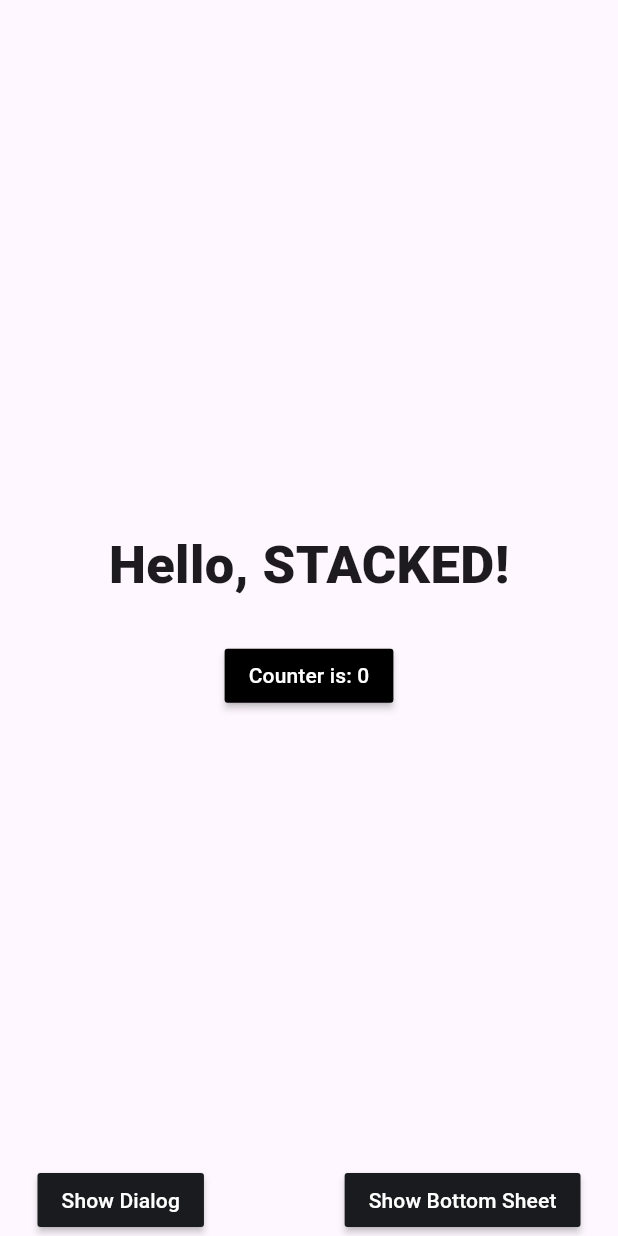
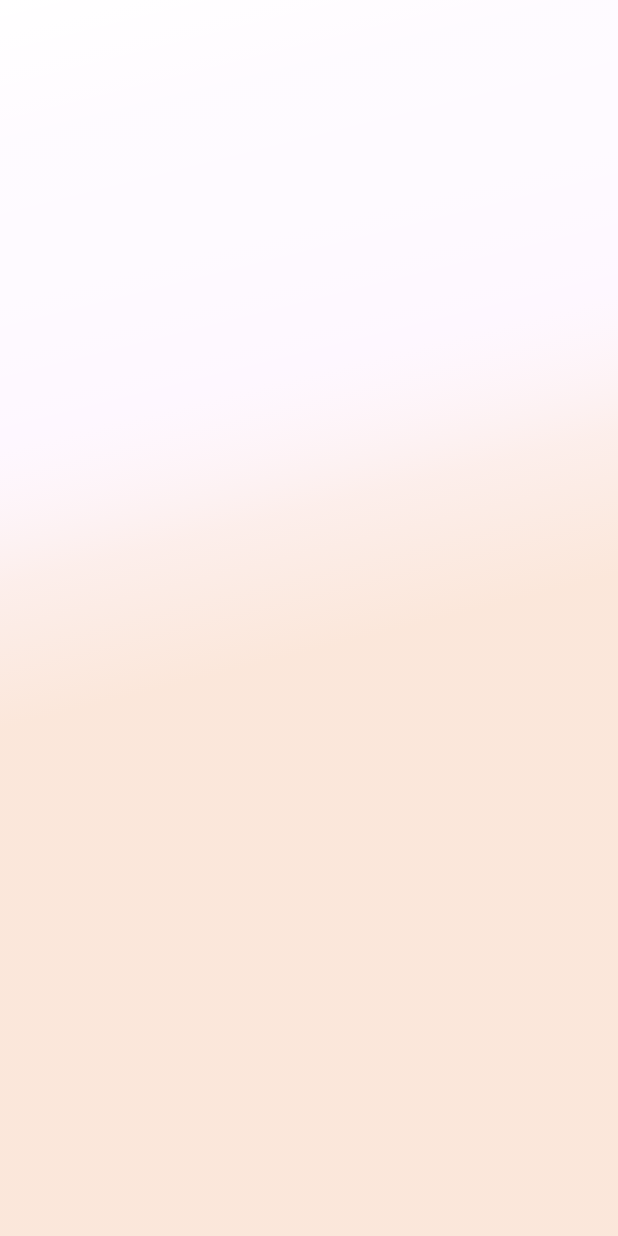
Before and after one commit to Sixtus6/real-estate-app, a Flutter app: the screen it shows after launch, on a phone screen of 412 x 824 dp. Run offline on Flutter 3.47's test engine with Material 3 defaults, Android fonts, the phone set to English and light mode, and no system bars; our stand-ins replace stacked, stacked_services, stacked_shared.

Commit message:
add the linear gradient background

```diff
--- a/lib/main.dart
+++ b/lib/main.dart
@@ -19,7 +19,8 @@ class MainApp extends StatelessWidget {
   @override
   Widget build(BuildContext context) {
     return MaterialApp(
-      initialRoute: Routes.startupView,
+      debugShowCheckedModeBanner: false,
+      initialRoute: Routes.homeView,
       onGenerateRoute: StackedRouter().onGenerateRoute,
       navigatorKey: StackedService.navigatorKey,
       navigatorObservers: [
--- a/lib/ui/bottom_sheets/notice/notice_sheet.dart
+++ b/lib/ui/bottom_sheets/notice/notice_sheet.dart
@@ -41,7 +41,7 @@ class NoticeSheet extends StackedView<NoticeSheetModel> {
           verticalSpaceTiny,
           Text(
             request.description!,
-            style: const TextStyle(fontSize: 14, color: kcMediumGrey),
+            style: const TextStyle(fontSize: 14, color: Appcolor.kcMediumGrey),
             maxLines: 3,
             softWrap: true,
           ),
--- a/lib/ui/common/app_colors.dart
+++ b/lib/ui/common/app_colors.dart
@@ -1,9 +1,13 @@
 import 'package:flutter/material.dart';
 
-const Color kcPrimaryColor = Color(0xFF9600FF);
-const Color kcPrimaryColorDark = Color(0xFF300151);
-const Color kcDarkGreyColor = Color(0xFF1A1B1E);
-const Color kcMediumGrey = Color(0xFF474A54);
-const Color kcLightGrey = Color.fromARGB(255, 187, 187, 187);
-const Color kcVeryLightGrey = Color(0xFFE3E3E3);
-const Color kcBackgroundColor = kcDarkGreyColor;
+class Appcolor {
+  static const Color kcPrimaryColor = Color(0xFF9600FF);
+  static const Color kcPrimaryColorDark = Color(0xFF300151);
+  static const Color kcDarkGreyColor = Color(0xFF1A1B1E);
+  static const Color kcMediumGrey = Color(0xFF474A54);
+  static const Color kcLightGrey = Color.fromARGB(255, 187, 187, 187);
+  static const Color kcVeryLightGrey = Color(0xFFE3E3E3);
+  static const Color kcBackgroundColor = kcDarkGreyColor;
+  static const Color primary = Color(0xFFefa23d);
+  static const Color white = Colors.white;
+}
--- a/lib/ui/common/app_strings.dart
+++ b/lib/ui/common/app_strings.dart
@@ -1,3 +1 @@
 const String ksHomeBottomSheetTitle = 'Build Great Apps!';
-const String ksHomeBottomSheetDescription =
-    'Stacked is built to help you build better apps. Give us a chance and we\'ll prove it to you. Check out stacked.filledstacks.com to learn more';
--- a/lib/ui/dialogs/info_alert/info_alert_dialog.dart
+++ b/lib/ui/dialogs/info_alert/info_alert_dialog.dart
@@ -48,8 +48,8 @@ class InfoAlertDialog extends StackedView<InfoAlertDialogModel> {
                       verticalSpaceTiny,
                       Text(
                         request.description!,
-                        style:
-                            const TextStyle(fontSize: 14, color: kcMediumGrey),
+                        style: const TextStyle(
+                            fontSize: 14, color: Appcolor.kcMediumGrey),
                         maxLines: 3,
                         softWrap: true,
                       ),
--- a/lib/ui/views/home/home_view.dart
+++ b/lib/ui/views/home/home_view.dart
@@ -15,65 +15,26 @@ class HomeView extends StackedView<HomeViewModel> {
     Widget? child,
   ) {
     return Scaffold(
-      body: SafeArea(
-        child: Padding(
-          padding: const EdgeInsets.symmetric(horizontal: 25.0),
-          child: Center(
-            child: Column(
-              mainAxisSize: MainAxisSize.max,
-              mainAxisAlignment: MainAxisAlignment.spaceBetween,
-              children: [
-                verticalSpaceLarge,
-                Column(
-                  children: [
-                    const Text(
-                      'Hello, STACKED!',
-                      style: TextStyle(
-                        fontSize: 35,
-                        fontWeight: FontWeight.w900,
-                      ),
-                    ),
-                    verticalSpaceMedium,
-                    MaterialButton(
-                      color: Colors.black,
-                      onPressed: viewModel.incrementCounter,
-                      child: Text(
-                        viewModel.counterLabel,
-                        style: const TextStyle(color: Colors.white),
-                      ),
-                    ),
-                  ],
-                ),
-                Row(
-                  mainAxisAlignment: MainAxisAlignment.spaceBetween,
-                  children: [
-                    MaterialButton(
-                      color: kcDarkGreyColor,
-                      onPressed: viewModel.showDialog,
-                      child: const Text(
-                        'Show Dialog',
-                        style: TextStyle(
-                          color: Colors.white,
-                        ),
-                      ),
-                    ),
-                    MaterialButton(
-                      color: kcDarkGreyColor,
-                      onPressed: viewModel.showBottomSheet,
-                      child: const Text(
-                        'Show Bottom Sheet',
-                        style: TextStyle(
-                          color: Colors.white,
-                        ),
-                      ),
-                    ),
-                  ],
-                )
+      body: Container(
+          child: Center(),
+          decoration: BoxDecoration(
+            gradient: LinearGradient(
+              begin: Alignment.topLeft,
+              end: Alignment.bottomCenter,
+              colors: [
+                Appcolor.white,
+                Appcolor.white.withOpacity(0.47),
+                Appcolor.white.withOpacity(0.4),
+                Appcolor.white.withOpacity(0.04),
+                Appcolor.primary.withOpacity(0.1),
+                Appcolor.primary.withOpacity(0.19),
+                Appcolor.primary.withOpacity(0.19),
+                Appcolor.primary.withOpacity(0.19),
+                Appcolor.primary.withOpacity(0.19),
+                Appcolor.primary.withOpacity(0.19),
               ],
             ),
-          ),
-        ),
-      ),
+          )),
     );
   }
 
--- a/lib/ui/views/home/home_viewmodel.dart
+++ b/lib/ui/views/home/home_viewmodel.dart
@@ -30,7 +30,7 @@ class HomeViewModel extends BaseViewModel {
     _bottomSheetService.showCustomSheet(
       variant: BottomSheetType.notice,
       title: ksHomeBottomSheetTitle,
-      description: ksHomeBottomSheetDescription,
+      description: 'ksHomeBottomSheetDescription',
     );
   }
 }
```
Also changed, not shown: lib/ui/extension/media_query.dart (added, +9 -0 lines), lib/ui/extension/widget_extention.dart (added, +76 -0 lines), 3 other files.
